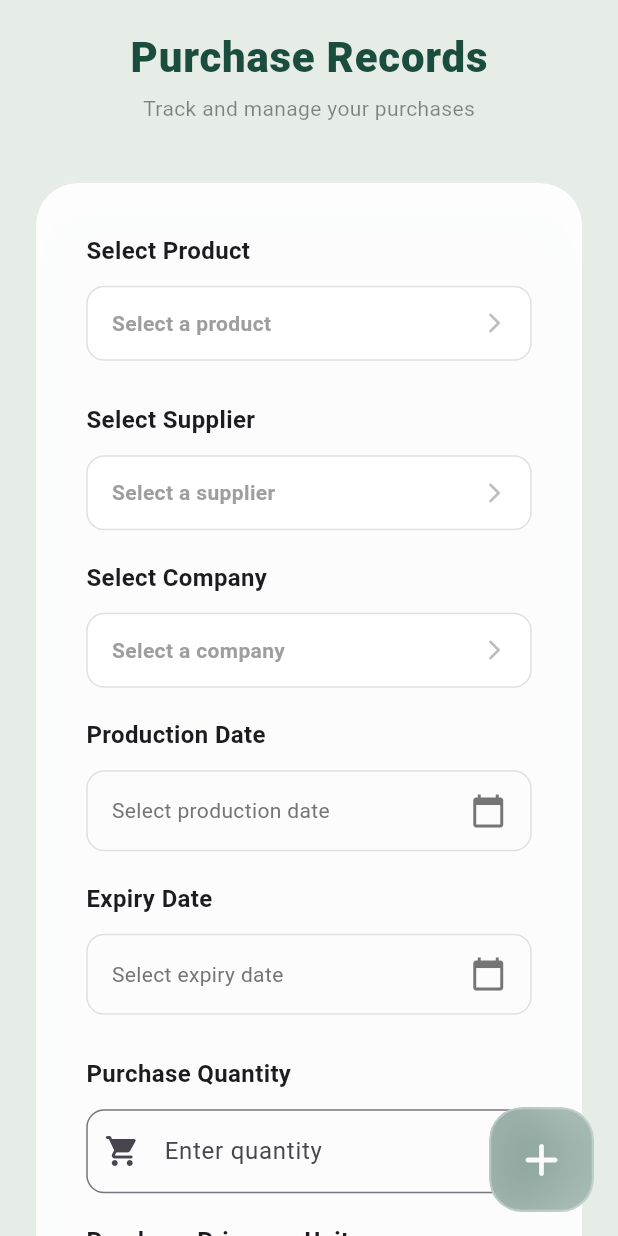
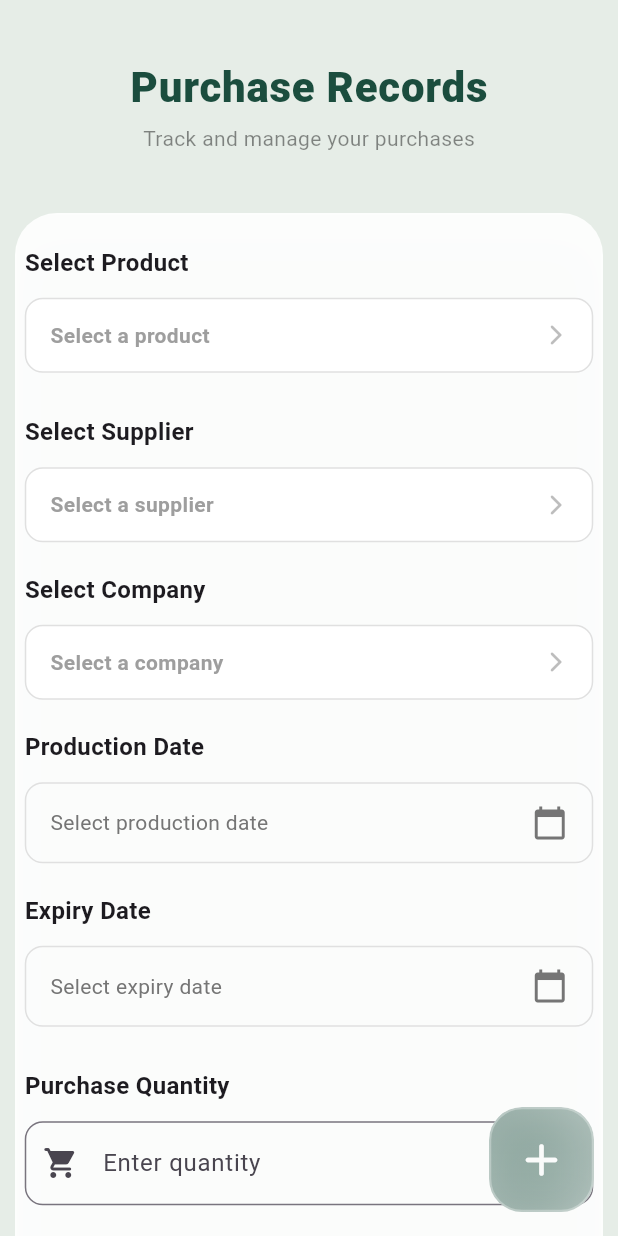
Before and after one commit to chaturbhuj9270-dev/c-billing, a Flutter app: the PurchasePage screen opened directly, on a phone screen of 412 x 824 dp. Run offline on Flutter 3.47's test engine with Material 3 defaults, Android fonts, the phone set to English and light mode, and no system bars; our stand-ins replace cloud_firestore, firebase_auth, firebase_core, get_it, image_picker, shared_preferences; accounts and stored records are empty; Roboto replaces fonts that are missing (Literata).

Commit message:
margin changes
Co-Authored-By: Flyout <2169681+flyout@users.noreply.github.com>

```diff
--- a/lib/features/inventory_management/presentation/pages/purchase_page.dart
+++ b/lib/features/inventory_management/presentation/pages/purchase_page.dart
@@ -1367,7 +1367,7 @@ class _PurchasePageState extends State<PurchasePage> with SingleTickerProviderSt
       body: SafeArea(
         child: SingleChildScrollView(
           child: Padding(
-            padding: const EdgeInsets.symmetric(horizontal: 24.0),
+            padding: const EdgeInsets.symmetric(horizontal: 10.0,vertical: 20.0),
             child: Column(
               children: [
                 const SizedBox(height: 20),
@@ -1412,10 +1412,10 @@ class _PurchasePageState extends State<PurchasePage> with SingleTickerProviderSt
                         filter: ImageFilter.blur(sigmaX: 10, sigmaY: 10),
                         child: Container(
                           width: double.infinity,
-                          padding: const EdgeInsets.all(32.0),
+                          padding: const EdgeInsets.symmetric(horizontal: 5.0, vertical: 20.0),
                           decoration: BoxDecoration(
                             color: Colors.white.withOpacity(0.90),
-                            borderRadius: BorderRadius.circular(28),
+                            borderRadius: BorderRadius.circular(10),
                             border: Border.all(
                               color: Colors.white.withOpacity(0.4),
                               width: 1.5,
```
